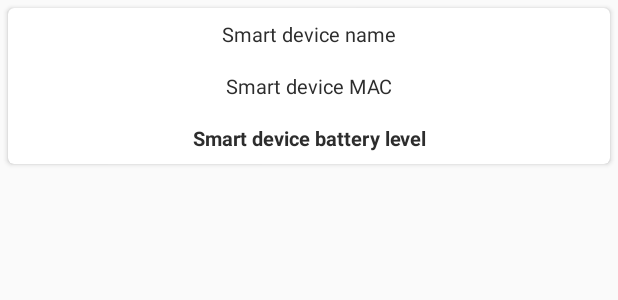
After one commit to StanislavDanylenko/coursePetAndroid, an Android app: the layout cardveiw_item_sd.xml on its own in the app's theme, with its tools: preview values and no code run, on a phone screen of 412 x 824 dp. The commit adds this screen. Shown: the top 300 px of the screen. Run offline under Robolectric (Android 15) with nearby library versions, the phone set to English and light mode, and no system bars.

Commit message:
added add and delete SmartDevice funcs

```diff
--- a/app/src/main/java/stanisalv/danylenko/coursepet/activity/AnimalViewActivity.java
+++ b/app/src/main/java/stanisalv/danylenko/coursepet/activity/AnimalViewActivity.java
@@ -316,6 +316,9 @@ public class AnimalViewActivity extends AppCompatActivity {
                 startActivity(intentGraft);
                 return true;
             case R.id.action_sd:
+                Intent intentSD = new Intent(this, SmartDeviceActivity.class);
+                intentSD.putExtra("Animal", animal);
+                startActivity(intentSD);
                 return true;
             case R.id.action_diseases:
                 Intent intentDisease = new Intent(this, DiseaseActivity.class);
--- /dev/null
+++ b/app/src/main/res/layout/cardveiw_item_sd.xml
@@ -0,0 +1,52 @@
+<?xml version="1.0" encoding="utf-8"?>
+<android.support.v7.widget.CardView xmlns:android="http://schemas.android.com/apk/res/android"
+    android:id="@+id/sd_card_id"
+    android:clickable="true"
+    android:foreground="?android:attr/selectableItemBackground"
+    android:layout_width="match_parent"
+    android:layout_height="wrap_content"
+    xmlns:cardview="http://schemas.android.com/apk/res-auto"
+    android:layout_margin="5dp"
+    cardview:cardCornerRadius="4dp">
+
+    <LinearLayout
+        android:orientation="vertical"
+        android:layout_width="match_parent"
+        android:layout_height="match_parent">
+
+        <TextView
+            android:id="@+id/sd_name"
+            android:textColor="#2d2d2d"
+            android:textSize="13sp"
+            android:gravity="center"
+            android:layout_width="match_parent"
+            android:layout_height="wrap_content"
+            android:layout_margin="8sp"
+            android:layout_marginTop="15sp"
+            android:text="Smart device name"/>
+
+        <TextView
+            android:id="@+id/sd_mac"
+            android:textColor="#2d2d2d"
+            android:textSize="13sp"
+            android:gravity="center"
+            android:layout_width="match_parent"
+            android:layout_height="wrap_content"
+            android:layout_margin="8sp"
+            android:text="Smart device MAC"/>
+
+        <TextView
+            android:id="@+id/sd_battery"
+            android:textColor="#2d2d2d"
+            android:textSize="13sp"
+            android:gravity="center"
+            android:layout_width="match_parent"
+            android:layout_height="wrap_content"
+            android:layout_margin="8sp"
+            android:layout_marginBottom="15sp"
+            android:text="Smart device battery level"
+            android:textStyle="bold"/>
+
+    </LinearLayout>
+
+</android.support.v7.widget.CardView>
```
Also changed, not shown: app/src/main/AndroidManifest.xml (+5 -3 lines), app/src/main/java/stanisalv/danylenko/coursepet/activity/SmartDeviceActivity.java (added, +170 -0 lines), app/src/main/java/stanisalv/danylenko/coursepet/adapter/SmartDeviceRecyclerViewAdapter.java (added, +139 -0 lines), app/src/main/java/stanisalv/danylenko/coursepet/entity/SmartDeviceDto.java (added, +19 -0 lines), app/src/main/java/stanisalv/danylenko/coursepet/network/retrofit/SmartDeviceService.java (added, +22 -0 lines), app/src/main/res/layout/activity_smart_device.xml (added, +24 -0 lines), app/src/main/res/layout/add_sd_dialog.xml (+18 -3 lines).
